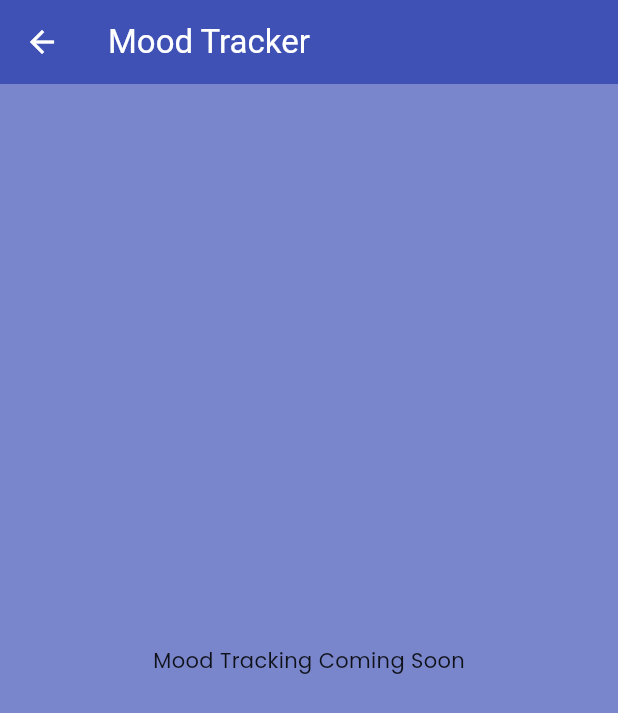
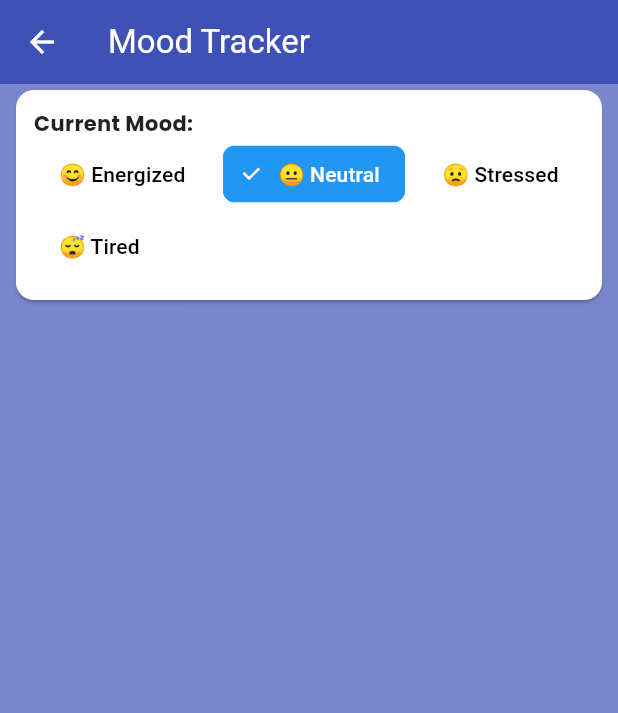
Before and after one commit to harriscr7/softec-app-dev, a Flutter app: the screen it shows once a user with an empty profile is signed in, after a tap on "Mood", on a phone screen of 412 x 824 dp. Shown: the top 713 px of the screen. Run offline on Flutter 3.47's test engine with Material 3 defaults, Android fonts, the phone set to English and light mode, and no system bars; our stand-ins replace cloud_firestore, firebase_auth, firebase_core, firebase_messaging, flutter_local_notifications, google_fonts and 4 more; accounts and stored records are empty; network calls fail.

```diff
--- a/lib/main.dart
+++ b/lib/main.dart
@@ -1,6 +1,7 @@
 import 'package:flutter/material.dart';
 import 'package:firebase_core/firebase_core.dart';
 import 'package:provider/provider.dart';
+import 'package:softec_project/providers/mood_provider.dart';
 import 'package:softec_project/providers/task_provider.dart';
 import 'package:softec_project/providers/user_provider.dart';
 import 'package:softec_project/services/notifications_services.dart';
@@ -28,7 +29,7 @@ class MyApp extends StatelessWidget {
         ChangeNotifierProvider(create: (_) => ThemeProvider()),
         ChangeNotifierProvider(create: (_) => AuthProvider()),
         ChangeNotifierProvider(create: (_) => UserProvider()),
-
+        ChangeNotifierProvider(create: (_) => MoodProvider()),
         ChangeNotifierProvider(create: (_) => TaskProvider()),
       ],
       child: Consumer<ThemeProvider>(
--- /dev/null
+++ b/lib/providers/mood_provider.dart
@@ -0,0 +1,45 @@
+import 'package:flutter/foundation.dart';
+import 'package:softec_project/models/task_model.dart';
+
+class MoodProvider with ChangeNotifier {
+  String _currentMood = 'neutral';
+  final List<Map<String, dynamic>> _moodLogs = [];
+
+  String get currentMood => _currentMood;
+  List<Map<String, dynamic>> get moodLogs => _moodLogs;
+
+  void logMood(String mood) {
+    _currentMood = mood;
+    _moodLogs.add({'mood': mood, 'timestamp': DateTime.now()});
+    notifyListeners();
+  }
+
+  // Mood-based task filtering rules
+  List<String> _getMoodFilters() {
+    switch (_currentMood) {
+      case 'stressed':
+        return ['priority', 'quick'];
+      case 'tired':
+        return ['important', 'short'];
+      case 'energized':
+        return ['challenging', 'creative'];
+      default:
+        return []; // Show all for neutral mood
+    }
+  }
+
+  // Apply mood-based sorting
+  List<Task> filterTasksByMood(List<Task> tasks) {
+    final filters = _getMoodFilters();
+    if (filters.isEmpty) return tasks;
+
+    return tasks.where((task) {
+      return filters.any(
+        (filter) =>
+            task.title.toLowerCase().contains(filter) ||
+            (task.description?.toLowerCase().contains(filter) ?? false) ||
+            task.category.toLowerCase().contains(filter),
+      );
+    }).toList();
+  }
+}
--- /dev/null
+++ b/lib/providers/mood_tracker.dart
@@ -0,0 +1,56 @@
+import 'package:flutter/material.dart';
+import 'package:provider/provider.dart';
+import 'package:softec_project/providers/mood_provider.dart';
+
+class MoodTracker extends StatelessWidget {
+  const MoodTracker({super.key});
+
+  @override
+  Widget build(BuildContext context) {
+    return Consumer<MoodProvider>(
+      builder: (context, moodProvider, _) {
+        return Card(
+          child: Padding(
+            padding: const EdgeInsets.all(12),
+            child: Column(
+              crossAxisAlignment: CrossAxisAlignment.start,
+              children: [
+                const Text(
+                  'Current Mood:',
+                  style: TextStyle(fontWeight: FontWeight.bold),
+                ),
+                Wrap(
+                  spacing: 8,
+                  children: [
+                    _buildMoodButton(context, '😊 Energized', 'energized'),
+                    _buildMoodButton(context, '😐 Neutral', 'neutral'),
+                    _buildMoodButton(context, '😟 Stressed', 'stressed'),
+                    _buildMoodButton(context, '😴 Tired', 'tired'),
+                  ],
+                ),
+                if (moodProvider.currentMood != 'neutral')
+                  Padding(
+                    padding: const EdgeInsets.only(top: 8),
+                    child: Text(
+                      'Showing ${moodProvider.currentMood}-friendly tasks',
+                      style: TextStyle(color: Colors.grey[600], fontSize: 12),
+                    ),
+                  ),
+              ],
+            ),
+          ),
+        );
+      },
+    );
+  }
+
+  Widget _buildMoodButton(BuildContext context, String label, String mood) {
+    return ChoiceChip(
+      label: Text(label),
+      selected: Provider.of<MoodProvider>(context).currentMood == mood,
+      onSelected:
+          (_) =>
+              Provider.of<MoodProvider>(context, listen: false).logMood(mood),
+    );
+  }
+}
--- /dev/null
+++ b/lib/providers/task_list.dart
@@ -0,0 +1,46 @@
+import 'package:flutter/material.dart';
+import 'package:provider/provider.dart';
+import 'package:softec_project/models/task_model.dart';
+import 'package:softec_project/providers/mood_provider.dart';
+import 'package:softec_project/providers/mood_tracker.dart';
+import 'package:intl/intl.dart';
+
+class MoodAwareTaskList extends StatelessWidget {
+  final List<Task> allTasks;
+
+  const MoodAwareTaskList({super.key, required this.allTasks});
+
+  @override
+  Widget build(BuildContext context) {
+    final moodProvider = Provider.of<MoodProvider>(context);
+    final filteredTasks = moodProvider.filterTasksByMood(allTasks);
+    final tasksToShow = filteredTasks.isNotEmpty ? filteredTasks : allTasks;
+
+    return Column(
+      children: [
+        MoodTracker(),
+        Expanded(
+          child: ListView.builder(
+            itemCount: tasksToShow.length,
+            itemBuilder: (ctx, index) => TaskItem(tasksToShow[index]),
+          ),
+        ),
+      ],
+    );
+  }
+}
+
+class TaskItem extends StatelessWidget {
+  final Task task;
+
+  const TaskItem(this.task, {super.key});
+
+  @override
+  Widget build(BuildContext context) {
+    return ListTile(
+      title: Text(task.title),
+      subtitle: task.description != null ? Text(task.description!) : null,
+      trailing: Text(DateFormat('MMM dd').format(task.dueDate)),
+    );
+  }
+}
--- a/lib/screens/mood_screen.dart
+++ b/lib/screens/mood_screen.dart
@@ -1,4 +1,8 @@
 import 'package:flutter/material.dart';
+import 'package:provider/provider.dart';
+import 'package:softec_project/providers/task_provider.dart';
+import 'package:softec_project/providers/mood_provider.dart';
+import 'package:softec_project/providers/task_list.dart';
 
 class MoodScreen extends StatelessWidget {
   const MoodScreen({super.key});
@@ -6,11 +10,11 @@ class MoodScreen extends StatelessWidget {
   @override
   Widget build(BuildContext context) {
     return Scaffold(
-      appBar: AppBar(
-        title: const Text('Mood Tracker'),
-      ),
-      body: const Center(
-        child: Text('Mood Tracking Coming Soon'),
+      appBar: AppBar(title: const Text('Mood Tracker')),
+      body: Consumer<TaskProvider>(
+        builder: (context, taskProvider, _) {
+          return MoodAwareTaskList(allTasks: taskProvider.tasks);
+        },
       ),
     );
   }
--- a/pubspec.yaml
+++ b/pubspec.yaml
@@ -49,6 +49,7 @@ dependencies:
   connectivity_plus: ^6.1.4
   intl: ^0.20.2
   table_calendar: ^3.2.0
+  speech_to_text: ^7.0.0
 
 dev_dependencies:
   flutter_test:
```
Also changed, not shown: lib/screens/add_new_task_screen.dart (+182 -14 lines), pubspec.lock, 2 other files.
